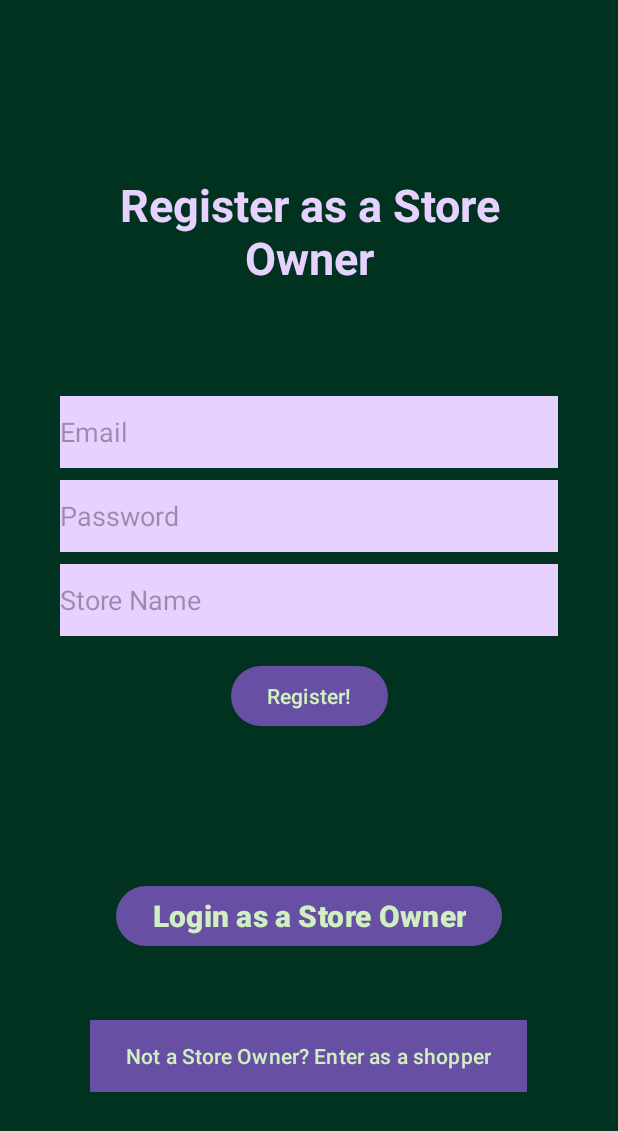
After one commit to Aarya2004/B07_Project, an Android app: the StoreOwnerRegister screen opened directly, with no data from a screen before it, on a phone screen of 412 x 824 dp. The commit adds this screen. Shown: the top 1131 px of the screen. Run offline under Robolectric (Android 15) with nearby library versions, the phone set to English and light mode, and no system bars; our stand-ins replace Firebase (no records; nobody signed in at launch, a user with empty details on screens opened directly).

Commit message:
Completed Store Owner Login and Register, testing needed

```diff
--- a/app/src/main/AndroidManifest.xml
+++ b/app/src/main/AndroidManifest.xml
@@ -17,6 +17,8 @@
         <activity android:name=".StoreOwnerOrders"
             android:exported="true">
         </activity>
+        <activity android:name=".StoreOwnerLogin"></activity>
+        <activity android:name=".StoreOwnerRegister"></activity>
         <activity
             android:name=".MainActivity"
             android:exported="true"
--- /dev/null
+++ b/app/src/main/res/layout/store_owner_register.xml
@@ -0,0 +1,101 @@
+<?xml version="1.0" encoding="utf-8"?>
+<androidx.constraintlayout.widget.ConstraintLayout xmlns:android="http://schemas.android.com/apk/res/android"
+    xmlns:app="http://schemas.android.com/apk/res-auto"
+    xmlns:tools="http://schemas.android.com/tools"
+    android:layout_width="match_parent"
+    android:layout_height="match_parent"
+    android:background="#013220"
+    android:orientation="vertical"
+    android:padding="40dp"
+    tools:context=".StoreOwnerRegister">
+
+    <TextView
+        android:id="@+id/textView2"
+        android:layout_width="match_parent"
+        android:layout_height="wrap_content"
+        android:layout_marginTop="76dp"
+        android:gravity="center"
+        android:text="@string/store_owner_register"
+        android:textColor="@color/lilac"
+
+
+        android:textSize="30sp"
+        android:textStyle="bold"
+        app:layout_constraintEnd_toEndOf="parent"
+        app:layout_constraintHorizontal_bias="0.375"
+        app:layout_constraintStart_toStartOf="parent"
+        app:layout_constraintTop_toTopOf="parent" />
+
+    <Button
+        android:id="@+id/submitStoreOwnerRegister"
+        android:layout_width="wrap_content"
+        android:layout_height="wrap_content"
+        android:layout_marginTop="16dp"
+        android:text="@string/store_owner_submit_register_button"
+        android:textColor="@color/teaGreen"
+        app:layout_constraintEnd_toEndOf="parent"
+        app:layout_constraintStart_toStartOf="parent"
+        app:layout_constraintTop_toBottomOf="@+id/storeOwnerStoreNameRegister" />
+
+    <Button
+        android:id="@+id/storeOwnerLoginRedirect"
+        android:layout_width="wrap_content"
+        android:layout_height="wrap_content"
+        android:gravity="center"
+        android:text="@string/store_owner_login"
+        android:textColor="@color/teaGreen"
+        android:textSize="20dp"
+        android:textStyle="bold"
+        app:layout_constraintBottom_toTopOf="@+id/switchToShopperLogin"
+        app:layout_constraintEnd_toEndOf="parent"
+        app:layout_constraintHorizontal_bias="0.496"
+        app:layout_constraintStart_toStartOf="parent"
+        app:layout_constraintTop_toBottomOf="@+id/submitStoreOwnerRegister"
+        app:layout_constraintVertical_bias="0.684" />
+
+    <Button
+        android:id="@+id/switchToShopperLogin"
+        android:layout_width="wrap_content"
+        android:layout_height="wrap_content"
+        android:layout_marginBottom="56dp"
+        android:background="@color/darkGreen"
+        android:text="@string/store_owner_shopper_redirect_button"
+        android:textColor="@color/teaGreen"
+        app:layout_constraintBottom_toBottomOf="parent"
+        app:layout_constraintEnd_toEndOf="parent"
+        app:layout_constraintHorizontal_bias="0.495"
+        app:layout_constraintStart_toStartOf="parent" />
+
+    <com.google.android.material.textfield.TextInputEditText
+        android:id="@+id/storeOwnerPasswordRegister"
+        android:layout_width="match_parent"
+        android:layout_height="48sp"
+        android:layout_marginTop="8dp"
+        android:background="#E7D1FF"
+        android:hint="@string/password"
+        app:layout_constraintEnd_toEndOf="parent"
+        app:layout_constraintStart_toStartOf="parent"
+        app:layout_constraintTop_toBottomOf="@+id/storeOwnerEmailRegister" />
+
+    <com.google.android.material.textfield.TextInputEditText
+        android:id="@+id/storeOwnerEmailRegister"
+        android:layout_width="match_parent"
+        android:layout_height="48sp"
+        android:layout_marginTop="72dp"
+        android:background="@color/lilac"
+        android:hint="@string/emailShopper"
+        app:layout_constraintEnd_toEndOf="parent"
+        app:layout_constraintStart_toStartOf="parent"
+        app:layout_constraintTop_toBottomOf="@+id/textView2" />
+
+    <com.google.android.material.textfield.TextInputEditText
+        android:id="@+id/storeOwnerStoreNameRegister"
+        android:layout_width="match_parent"
+        android:layout_height="48sp"
+        android:layout_marginTop="8dp"
+        android:background="#E7D1FF"
+        android:hint="@string/store_name"
+        app:layout_constraintEnd_toEndOf="parent"
+        app:layout_constraintStart_toStartOf="parent"
+        app:layout_constraintTop_toBottomOf="@+id/storeOwnerPasswordRegister" />
+</androidx.constraintlayout.widget.ConstraintLayout>
--- a/app/src/main/res/values/strings.xml
+++ b/app/src/main/res/values/strings.xml
@@ -13,6 +13,10 @@
     <string name="store_owner_submit_login_button">Login!</string>
     <string name="store_owner_register_redirect_button">Register!</string>
     <string name="store_owner_shopper_redirect_button">Not a Store Owner? Enter as a shopper</string>
+    <string name="store_owner_register">Register as a Store Owner</string>
+    <string name="store_owner_login">Login as a Store Owner</string>
+    <string name="store_owner_submit_register_button">Register!</string>
+    <string name="store_name">Store Name</string>
 
 
     <string name="login_as_a_shopper">Login as a Shopper</string>
```
Also changed, not shown: app/src/main/java/com/example/b07project/Account.java (added, +38 -0 lines), app/src/main/java/com/example/b07project/Customer.java (added, +8 -0 lines), app/src/main/java/com/example/b07project/MainActivity.java (+15 -6 lines), app/src/main/java/com/example/b07project/StoreOwner.java (added, +18 -0 lines), app/src/main/java/com/example/b07project/StoreOwnerLogin.java (+57 -19 lines), app/src/main/java/com/example/b07project/StoreOwnerRegister.java (added, +132 -0 lines).
